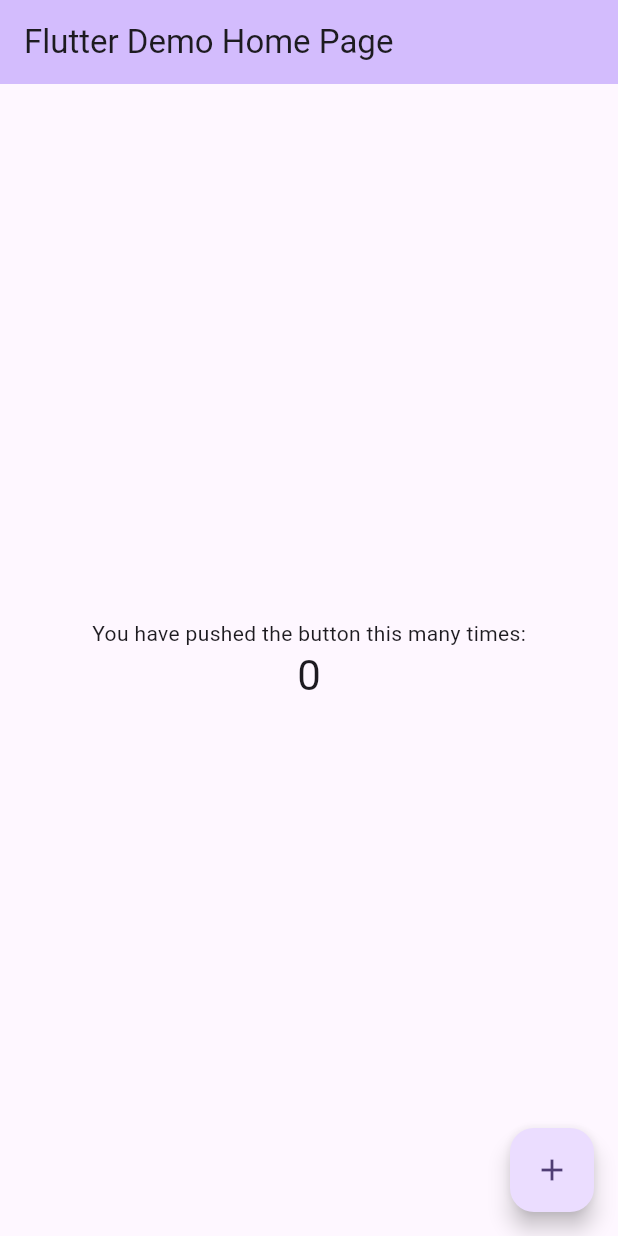
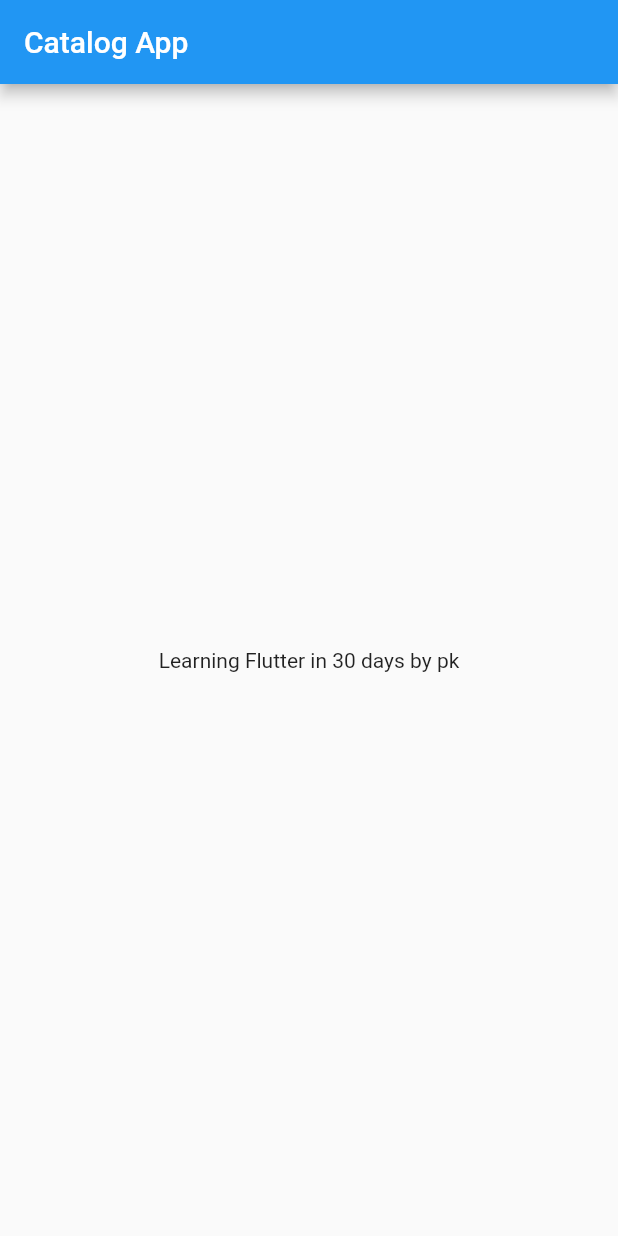
Before and after one commit to sumit1202/e_store_flutter_pk, a Flutter app: the screen it shows after launch, on a phone screen of 412 x 824 dp. Run offline on Flutter 3.47's test engine with Material 2 defaults, Android fonts, the phone set to English and light mode, and no system bars.

Commit message:
day2 completed

```diff
--- /dev/null
+++ b/lib/home_page.dart
@@ -0,0 +1,19 @@
+import 'package:flutter/material.dart';
+
+class HomePage extends StatelessWidget {
+  final int days = 30;
+  final String name = 'pk';
+  const HomePage({super.key});
+
+  @override
+  Widget build(BuildContext context) {
+    return Scaffold(
+      appBar: AppBar(
+        title: const Text('Catalog App'),
+      ),
+      body: Center(
+        child: Text('Learning Flutter in $days days by $name'),
+      ),
+    );
+  }
+}
--- a/lib/main.dart
+++ b/lib/main.dart
@@ -1,4 +1,5 @@
 import 'package:flutter/material.dart';
+import 'package:flutter_pk/home_page.dart';
 
 void main() {
   runApp(const MyApp());
@@ -7,119 +8,10 @@ void main() {
 class MyApp extends StatelessWidget {
   const MyApp({super.key});
 
-  // This widget is the root of your application.
   @override
   Widget build(BuildContext context) {
-    return MaterialApp(
-      title: 'Flutter Demo',
-      theme: ThemeData(
-        // This is the theme of your application.
-        //
-        // TRY THIS: Try running your application with "flutter run". You'll see
-        // the application has a blue toolbar. Then, without quitting the app,
-        // try changing the seedColor in the colorScheme below to Colors.green
-        // and then invoke "hot reload" (save your changes or press the "hot
-        // reload" button in a Flutter-supported IDE, or press "r" if you used
-        // the command line to start the app).
-        //
-        // Notice that the counter didn't reset back to zero; the application
-        // state is not lost during the reload. To reset the state, use hot
-        // restart instead.
-        //
-        // This works for code too, not just values: Most code changes can be
-        // tested with just a hot reload.
-        colorScheme: ColorScheme.fromSeed(seedColor: Colors.deepPurple),
-        useMaterial3: true,
-      ),
-      home: const MyHomePage(title: 'Flutter Demo Home Page'),
+    return const MaterialApp(
+      home: HomePage(),
     );
   }
 }
-
-class MyHomePage extends StatefulWidget {
-  const MyHomePage({super.key, required this.title});
-
-  // This widget is the home page of your application. It is stateful, meaning
-  // that it has a State object (defined below) that contains fields that affect
-  // how it looks.
-
-  // This class is the configuration for the state. It holds the values (in this
-  // case the title) provided by the parent (in this case the App widget) and
-  // used by the build method of the State. Fields in a Widget subclass are
-  // always marked "final".
-
-  final String title;
-
-  @override
-  State<MyHomePage> createState() => _MyHomePageState();
-}
-
-class _MyHomePageState extends State<MyHomePage> {
-  int _counter = 0;
-
-  void _incrementCounter() {
-    setState(() {
-      // This call to setState tells the Flutter framework that something has
-      // changed in this State, which causes it to rerun the build method below
-      // so that the display can reflect the updated values. If we changed
-      // _counter without calling setState(), then the build method would not be
-      // called again, and so nothing would appear to happen.
-      _counter++;
-    });
-  }
-
-  @override
-  Widget build(BuildContext context) {
-    // This method is rerun every time setState is called, for instance as done
-    // by the _incrementCounter method above.
-    //
-    // The Flutter framework has been optimized to make rerunning build methods
-    // fast, so that you can just rebuild anything that needs updating rather
-    // than having to individually change instances of widgets.
-    return Scaffold(
-      appBar: AppBar(
-        // TRY THIS: Try changing the color here to a specific color (to
-        // Colors.amber, perhaps?) and trigger a hot reload to see the AppBar
-        // change color while the other colors stay the same.
-        backgroundColor: Theme.of(context).colorScheme.inversePrimary,
-        // Here we take the value from the MyHomePage object that was created by
-        // the App.build method, and use it to set our appbar title.
-        title: Text(widget.title),
-      ),
-      body: Center(
-        // Center is a layout widget. It takes a single child and positions it
-        // in the middle of the parent.
-        child: Column(
-          // Column is also a layout widget. It takes a list of children and
-          // arranges them vertically. By default, it sizes itself to fit its
-          // children horizontally, and tries to be as tall as its parent.
-          //
-          // Column has various properties to control how it sizes itself and
-          // how it positions its children. Here we use mainAxisAlignment to
-          // center the children vertically; the main axis here is the vertical
-          // axis because Columns are vertical (the cross axis would be
-          // horizontal).
-          //
-          // TRY THIS: Invoke "debug painting" (choose the "Toggle Debug Paint"
-          // action in the IDE, or press "p" in the console), to see the
-          // wireframe for each widget.
-          mainAxisAlignment: MainAxisAlignment.center,
-          children: <Widget>[
-            const Text(
-              'You have pushed the button this many times:',
-            ),
-            Text(
-              '$_counter',
-              style: Theme.of(context).textTheme.headlineMedium,
-            ),
-          ],
-        ),
-      ),
-      floatingActionButton: FloatingActionButton(
-        onPressed: _incrementCounter,
-        tooltip: 'Increment',
-        child: const Icon(Icons.add),
-      ), // This trailing comma makes auto-formatting nicer for build methods.
-    );
-  }
-}
```
